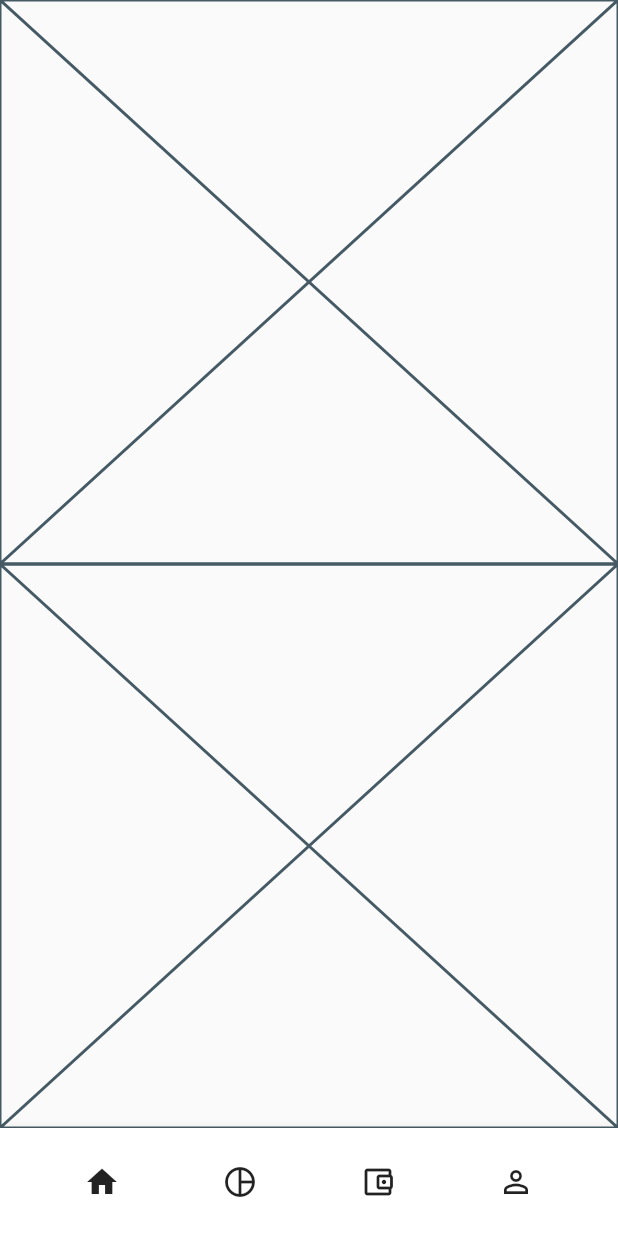
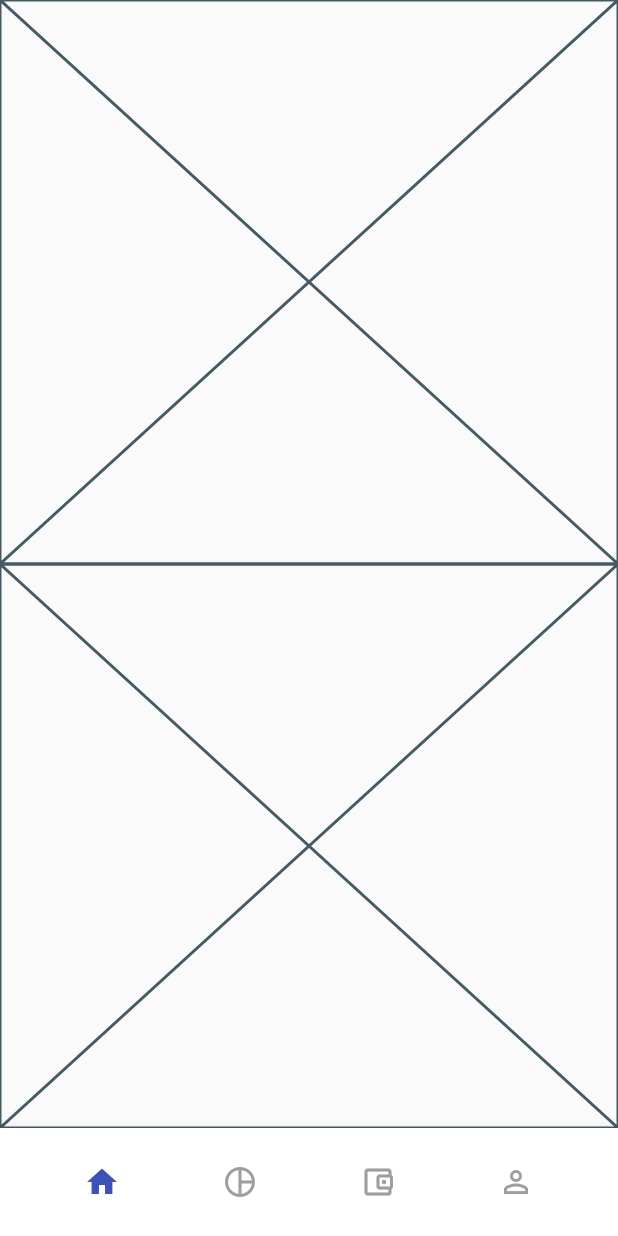
Before and after one commit to JAICHANGPARK/flutter_notebook_14th_story, a Flutter app: the screen it shows after launch, on a phone screen of 412 x 824 dp. Run offline on Flutter 3.47's test engine with Material 2 defaults, Android fonts, the phone set to English and light mode, and no system bars; our stand-ins replace card_swiper, date_picker_timeline, flutter_advanced_switch, flutter_lorem, freezed_annotation, get and 2 more; missing offline and left inert: rpgnamegenerator.

Commit message:
Update crypto_mobile_main_page.dart

```diff
--- a/lib/ep891_crypto_app/ui/crypto_mobile_main_page.dart
+++ b/lib/ep891_crypto_app/ui/crypto_mobile_main_page.dart
@@ -34,22 +34,54 @@ class _CryptoMobileMainPageState extends State<CryptoMobileMainPage> {
                       onPressed: () {
                         _tabIndex.value = 0;
                       },
-                      icon: Icon(Icons.home)),
+                      icon: value == 0
+                          ? Icon(
+                              Icons.home,
+                              color: Colors.indigo,
+                            )
+                          : Icon(
+                              Icons.home_outlined,
+                              color: Colors.grey,
+                            )),
                   IconButton(
                       onPressed: () {
                         _tabIndex.value = 1;
                       },
-                      icon: Icon(Icons.pie_chart_outline_outlined)),
+                      icon: value == 1
+                          ? Icon(
+                              Icons.pie_chart,
+                              color: Colors.indigo,
+                            )
+                          : Icon(
+                              Icons.pie_chart_outline_outlined,
+                              color: Colors.grey,
+                            )),
                   IconButton(
                       onPressed: () {
                         _tabIndex.value = 2;
                       },
-                      icon: Icon(Icons.account_balance_wallet_outlined)),
+                      icon: value == 2
+                          ? Icon(
+                              Icons.account_balance_wallet,
+                              color: Colors.indigo,
+                            )
+                          : Icon(
+                              Icons.account_balance_wallet_outlined,
+                              color: Colors.grey,
+                            )),
                   IconButton(
                       onPressed: () {
                         _tabIndex.value = 3;
                       },
-                      icon: Icon(Icons.person_outline)),
+                      icon: value == 3
+                          ? Icon(
+                              Icons.person,
+                              color: Colors.indigo,
+                            )
+                          : Icon(
+                              Icons.person_outline,
+                              color: Colors.grey,
+                            )),
                 ],
               );
             },
```
